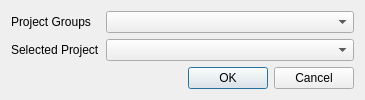
Qt form QGIS Plugin/ui_projectselector.ui (lutraconsulting/qgis-moor-tools-plugin) before a commit.
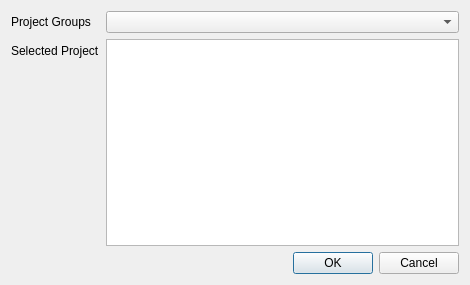
The same form after that commit.

Commit message: Made plugin more usable for those with a single folder of projects

Diff of the .ui file:
```diff
--- a/QGIS Plugin/ui_projectselector.ui
+++ b/QGIS Plugin/ui_projectselector.ui
@@ -9,8 +9,8 @@
    <rect>
     <x>0</x>
     <y>0</y>
-    <width>365</width>
-    <height>95</height>
+    <width>470</width>
+    <height>285</height>
    </rect>
   </property>
   <property name="sizePolicy">
@@ -26,17 +26,7 @@
    <bool>true</bool>
   </property>
   <layout class="QGridLayout" name="gridLayout">
-   <item row="1" column="1">
-    <widget class="QDialogButtonBox" name="buttonBox">
-     <property name="orientation">
-      <enum>Qt::Horizontal</enum>
-     </property>
-     <property name="standardButtons">
-      <set>QDialogButtonBox::Cancel|QDialogButtonBox::Ok</set>
-     </property>
-    </widget>
-   </item>
-   <item row="0" column="0" colspan="2">
+   <item row="0" column="0">
     <layout class="QFormLayout" name="formLayout">
      <property name="fieldGrowthPolicy">
       <enum>QFormLayout::AllNonFixedFieldsGrow</enum>
@@ -59,10 +49,20 @@
       </widget>
      </item>
      <item row="1" column="1">
-      <widget class="QComboBox" name="selectedProjectComboBox"/>
+      <widget class="QListWidget" name="selectedProjectListWidget"/>
      </item>
     </layout>
    </item>
+   <item row="1" column="0">
+    <widget class="QDialogButtonBox" name="buttonBox">
+     <property name="orientation">
+      <enum>Qt::Horizontal</enum>
+     </property>
+     <property name="standardButtons">
+      <set>QDialogButtonBox::Cancel|QDialogButtonBox::Ok</set>
+     </property>
+    </widget>
+   </item>
   </layout>
  </widget>
  <tabstops>
```
Left out of the diff: 1 changed line with no effect on the pictures. The commit also changes 11 other files.
